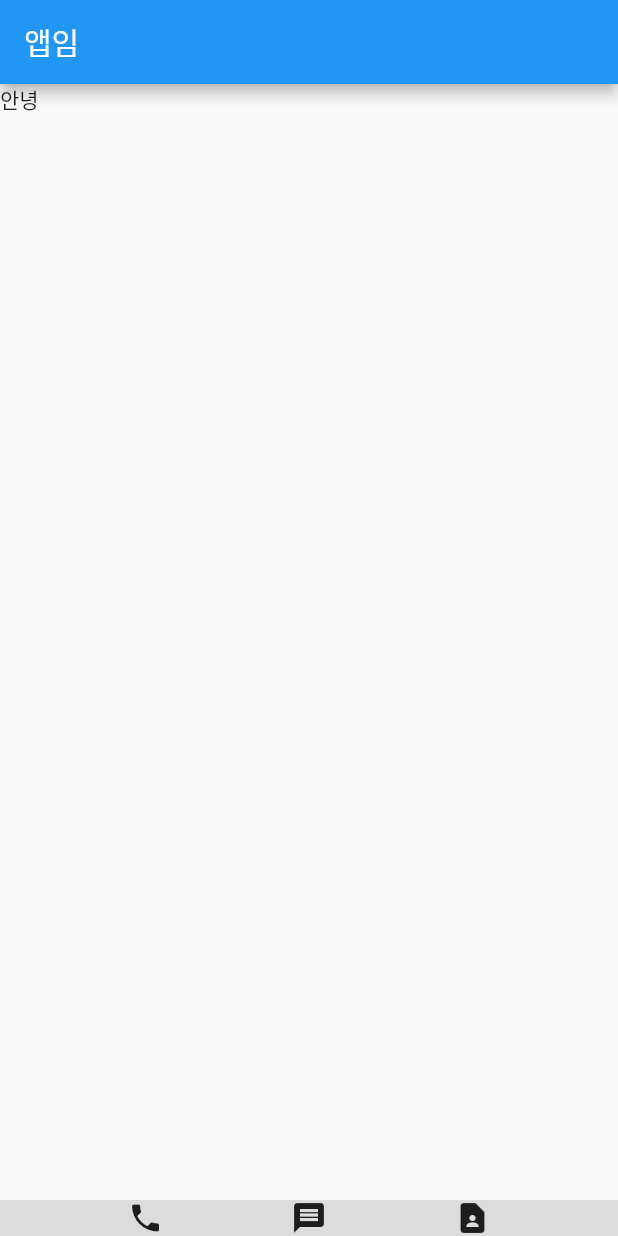
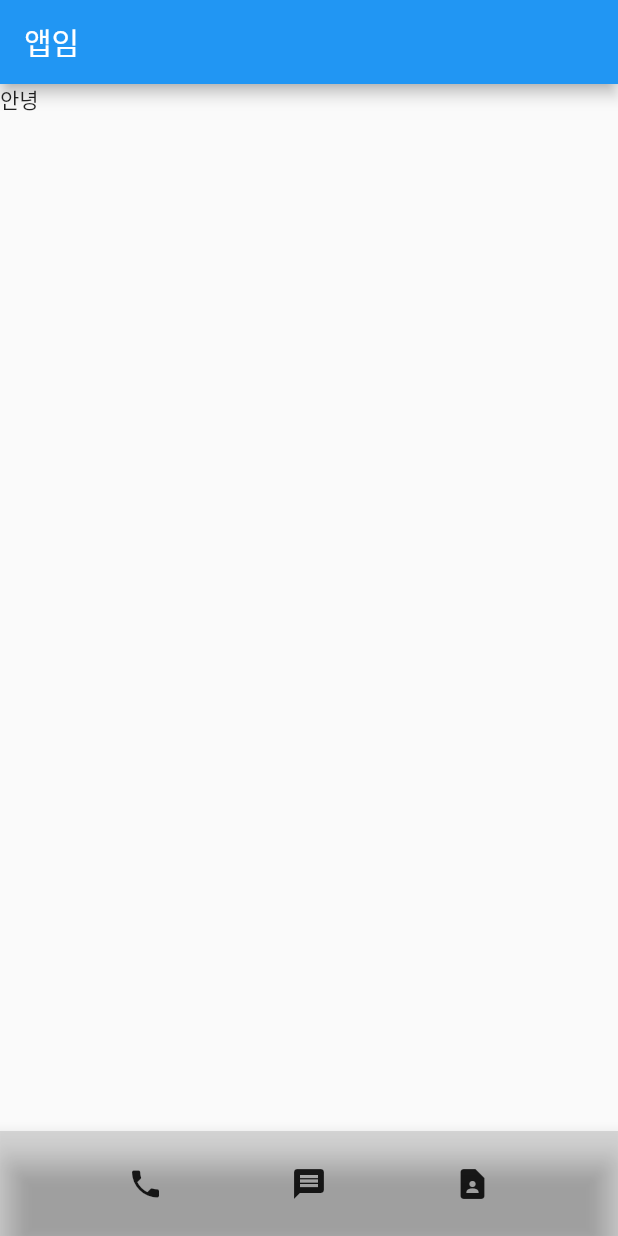
Before and after one commit to Young-Jang/flutter-study, a Flutter app: the screen it shows after launch, on a phone screen of 412 x 824 dp. Run offline on Flutter 3.47's test engine with Material 2 defaults, Android fonts, the phone set to English and light mode, and no system bars.

Commit message:
feat: first practice

```diff
--- a/lib/main.dart
+++ b/lib/main.dart
@@ -14,13 +14,17 @@ class MyApp extends StatelessWidget {
       home: Scaffold(
         appBar: AppBar(title: Container(child:Text('앱임'),alignment: Alignment.topLeft,)),
         body: Container(child: Text('안녕'),alignment:Alignment.topLeft,),
-        bottomNavigationBar: Container(child:Row(
+        bottomNavigationBar: BottomAppBar(
+          child: SizedBox(
+            height: 70,
+            child:Row(
               mainAxisAlignment: MainAxisAlignment.spaceEvenly,
               children: [
                 Icon(Icons.phone),
                 Icon(Icons.message),
                 Icon(Icons.contact_page),
               ],
+            ),
         ),color: Colors.black12,
         ),
       )
```
Lines whose indentation alone changed are shown as unchanged.
